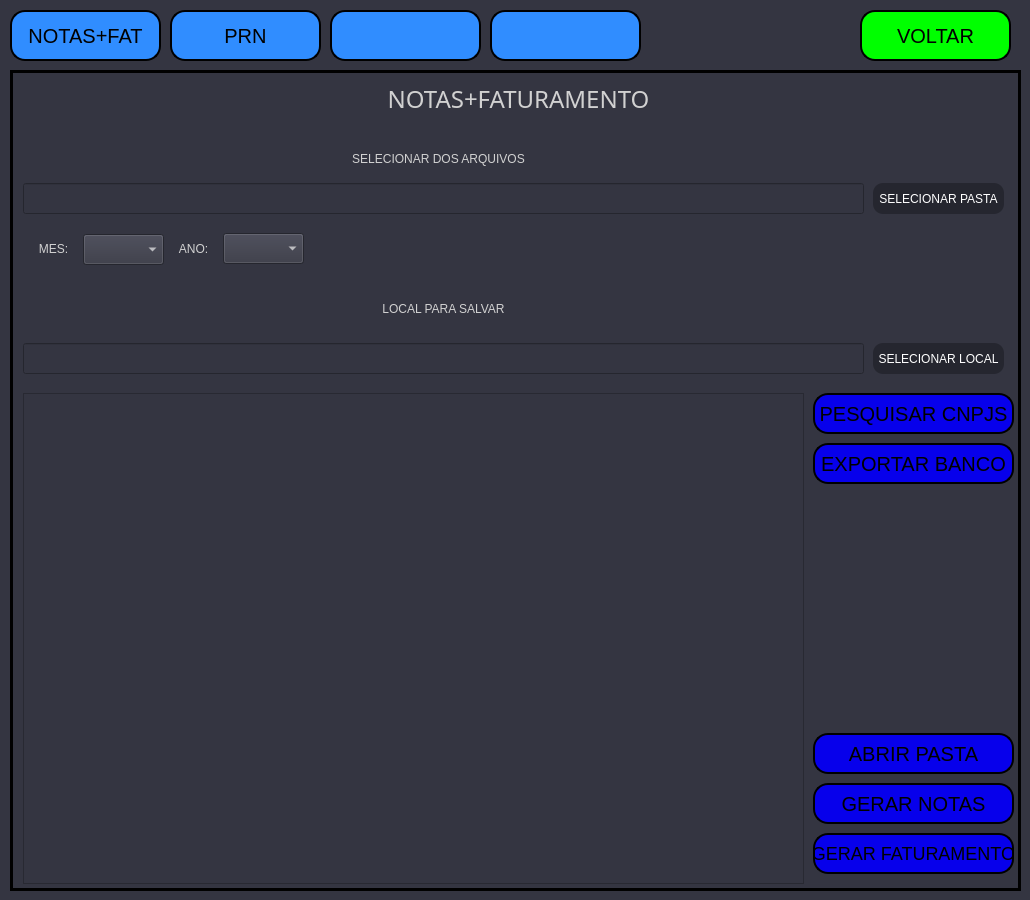
Above: interface/mainW.ui from AlexandreSilvestrin/Programa-automacao before the change. Below: the same form after it.
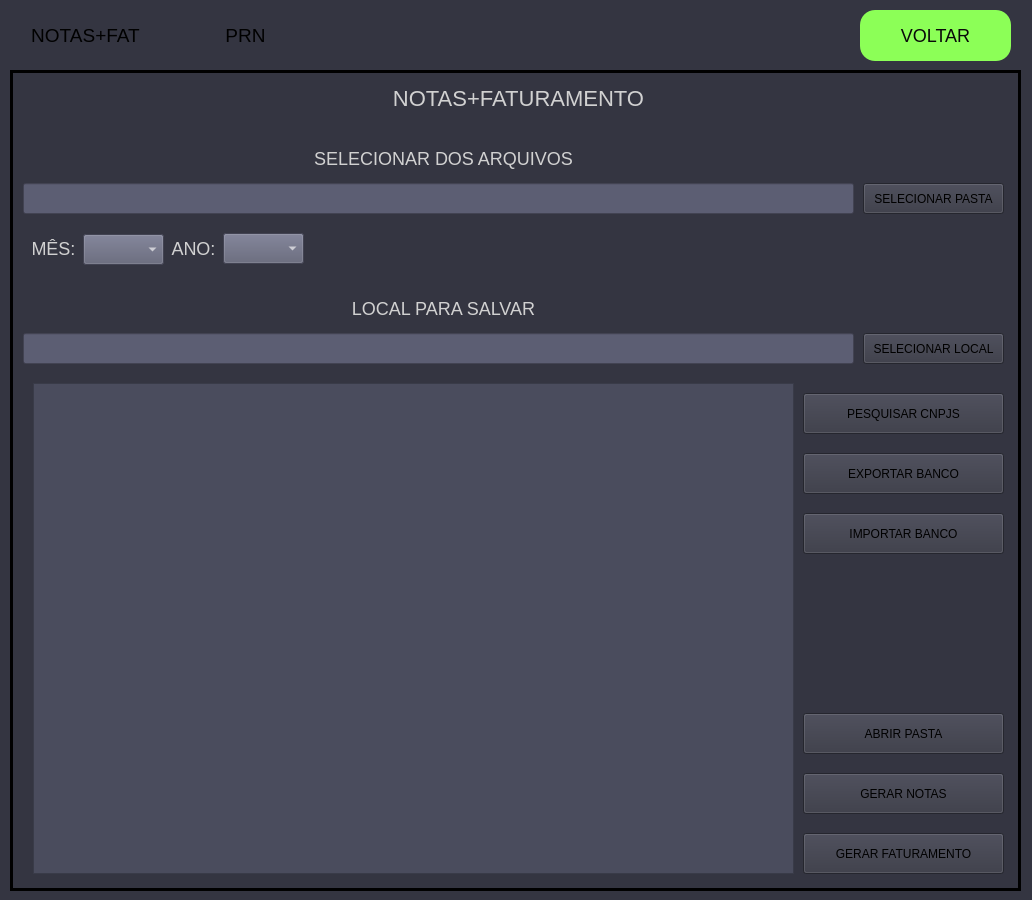
That is the form after the change. The open tabs and pages were chosen to show the change.

The edit to the form file:
```diff
--- a/interface/mainW.ui
+++ b/interface/mainW.ui
@@ -6,7 +6,7 @@
    <rect>
     <x>0</x>
     <y>0</y>
-    <width>1030</width>
+    <width>1032</width>
     <height>900</height>
    </rect>
   </property>
@@ -16,11 +16,6 @@
     <verstretch>0</verstretch>
    </sizepolicy>
   </property>
-  <property name="font">
-   <font>
-    <pointsize>9</pointsize>
-   </font>
-  </property>
   <property name="windowTitle">
    <string>XY-auto</string>
   </property>
@@ -28,6 +23,58 @@
    <string notr="true">background-color: rgb(52, 53, 65);</string>
   </property>
   <widget class="QWidget" name="centralwidget">
+   <property name="styleSheet">
+    <string notr="true">QPushButton[class=&quot;botoes1&quot;]{
+border-radius: 10px;
+border-width:2px;
+background-color: qlineargradient(
+        spread:pad, 
+        x1:0, y1:1, 
+        x2:0, y2:0, 
+        stop:0 #648ed1,
+		stop:0.35 #366096,   /* Azul escuro (rgb(7, 0, 235)) */
+        stop:1 #366096  /* Azul claro (rgb(0, 255, 255)) */
+    );
+font-size: 18px;
+}
+
+QPushButton:hover[class=&quot;botoes1&quot;]{
+color: rgb(9, 9, 9);
+border-radius: 10px;
+border-width:2px;
+border-style:outset;
+border-color:black;
+background-color: #8cff57;
+font-size: 18px;
+}
+
+
+QPushButton[class=&quot;botoes2&quot;] {
+	
+	background-color: rgb(37, 38, 47);
+    color: white;
+    border-radius: 10px;
+}
+
+QPushButton:hover[class=&quot;botoes2&quot;] {
+	font-size: 12px;
+	background-color: rgb(82, 84, 103);
+}
+
+QLineEdit{
+	background-color: rgb(92, 94, 115);
+	color: white;
+}
+
+QLabel{
+font-size: 18px;
+border-radius: 15px;
+border-style: outset;
+color: rgb(209, 209, 209);
+}
+
+</string>
+   </property>
    <widget class="QStackedWidget" name="stackedWidget">
     <property name="geometry">
      <rect>
@@ -104,21 +151,8 @@
         <height>31</height>
        </rect>
       </property>
-      <property name="font">
-       <font>
-        <family>Arial Black</family>
-        <pointsize>18</pointsize>
-        <weight>10</weight>
-        <italic>false</italic>
-        <bold>false</bold>
-       </font>
-      </property>
       <property name="styleSheet">
-       <string notr="true">border-radius: 15px;
-font: 87 18pt &quot;Arial Black&quot;;
-border-style: outset;
-color: rgb(209, 209, 209);
-</string>
+       <string notr="true">font-size: 22px;</string>
       </property>
       <property name="text">
        <string>NOTAS+FATURAMENTO</string>
@@ -130,29 +164,14 @@
      <widget class="QPushButton" name="btnNotatransformar">
       <property name="geometry">
        <rect>
-        <x>800</x>
-        <y>710</y>
+        <x>790</x>
+        <y>700</y>
         <width>201</width>
         <height>41</height>
        </rect>
       </property>
       <property name="styleSheet">
-       <string notr="true">QPushButton{
-border-radius: 15px;
-border-width:2px;
-border-style:outset;
-border-color:black;
-	background-color: rgb(7, 0, 235);
-font-size: 20px;
-}
-QPushButton:hover{
-border-radius: 15px;
-border-width:2px;
-border-style:outset;
-border-color:black;
-	background-color: rgb(87, 255, 92);
-font-size: 23px;
-}</string>
+       <string notr="true"/>
       </property>
       <property name="text">
        <string>GERAR NOTAS</string>
@@ -161,24 +180,14 @@
      <widget class="QPushButton" name="btnNotaarq">
       <property name="geometry">
        <rect>
-        <x>860</x>
+        <x>850</x>
         <y>110</y>
-        <width>131</width>
+        <width>141</width>
         <height>31</height>
        </rect>
       </property>
       <property name="styleSheet">
-       <string notr="true">QPushButton {
-	
-	background-color: rgb(37, 38, 47);
-    color: white;
-    border-radius: 10px;
-}
-
-QPushButton:hover {
-	font-size: 12px;
-	background-color: rgb(82, 84, 103);
-}</string>
+       <string notr="true"/>
       </property>
       <property name="text">
        <string>SELECIONAR PASTA</string>
@@ -187,18 +196,14 @@
      <widget class="QLabel" name="label_9">
       <property name="geometry">
        <rect>
-        <x>0</x>
+        <x>10</x>
         <y>70</y>
-        <width>851</width>
+        <width>841</width>
         <height>31</height>
        </rect>
       </property>
       <property name="styleSheet">
-       <string notr="true">border-radius: 15px;
-font: 87 12pt &quot;Arial Black&quot;;
-border-style: outset;
-color: rgb(209, 209, 209);
-</string>
+       <string notr="true"/>
       </property>
       <property name="text">
        <string>SELECIONAR DOS ARQUIVOS</string>
@@ -217,11 +222,7 @@
        </rect>
       </property>
       <property name="styleSheet">
-       <string notr="true">border-radius: 15px;
-font: 87 12pt &quot;Arial Black&quot;;
-border-style: outset;
-color: rgb(209, 209, 209);
-</string>
+       <string notr="true"/>
       </property>
       <property name="text">
        <string>LOCAL PARA SALVAR</string>
@@ -233,24 +234,14 @@
      <widget class="QPushButton" name="btnNotalocal">
       <property name="geometry">
        <rect>
-        <x>860</x>
-        <y>270</y>
-        <width>131</width>
+        <x>850</x>
+        <y>260</y>
+        <width>141</width>
         <height>31</height>
        </rect>
       </property>
       <property name="styleSheet">
-       <string notr="true">QPushButton {
-	
-	background-color: rgb(37, 38, 47);
-    color: white;
-    border-radius: 10px;
-}
-
-QPushButton:hover {
-	font-size: 12px;
-	background-color: rgb(82, 84, 103);
-}</string>
+       <string notr="true"/>
       </property>
       <property name="text">
        <string>SELECIONAR LOCAL</string>
@@ -261,14 +252,12 @@
        <rect>
         <x>10</x>
         <y>110</y>
-        <width>841</width>
+        <width>831</width>
         <height>31</height>
        </rect>
       </property>
-      <property name="font">
-       <font>
-        <pointsize>10</pointsize>
-       </font>
+      <property name="styleSheet">
+       <string notr="true"/>
       </property>
       <property name="text">
        <string/>
@@ -277,51 +266,35 @@
      <widget class="QTextEdit" name="txtinfoNota">
       <property name="geometry">
        <rect>
-        <x>10</x>
-        <y>320</y>
-        <width>781</width>
+        <x>20</x>
+        <y>310</y>
+        <width>761</width>
         <height>491</height>
        </rect>
       </property>
-      <property name="font">
-       <font>
-        <pointsize>12</pointsize>
-       </font>
+      <property name="styleSheet">
+       <string notr="true">background-color: rgb(74, 76, 93);
+color: white;</string>
       </property>
       <property name="html">
        <string>&lt;!DOCTYPE HTML PUBLIC &quot;-//W3C//DTD HTML 4.0//EN&quot; &quot;http://www.w3.org/TR/REC-html40/strict.dtd&quot;&gt;
 &lt;html&gt;&lt;head&gt;&lt;meta name=&quot;qrichtext&quot; content=&quot;1&quot; /&gt;&lt;style type=&quot;text/css&quot;&gt;
 p, li { white-space: pre-wrap; }
-&lt;/style&gt;&lt;/head&gt;&lt;body style=&quot; font-family:'MS Shell Dlg 2'; font-size:12pt; font-weight:400; font-style:normal;&quot;&gt;
-&lt;p style=&quot;-qt-paragraph-type:empty; margin-top:0px; margin-bottom:0px; margin-left:0px; margin-right:0px; -qt-block-indent:0; text-indent:0px;&quot;&gt;&lt;br /&gt;&lt;/p&gt;&lt;/body&gt;&lt;/html&gt;</string>
+&lt;/style&gt;&lt;/head&gt;&lt;body style=&quot; font-family:'MS Shell Dlg 2'; font-size:8.25pt; font-weight:72; font-style:normal;&quot;&gt;
+&lt;p style=&quot;-qt-paragraph-type:empty; margin-top:0px; margin-bottom:0px; margin-left:0px; margin-right:0px; -qt-block-indent:0; text-indent:0px; font-size:12pt; font-weight:400;&quot;&gt;&lt;br /&gt;&lt;/p&gt;&lt;/body&gt;&lt;/html&gt;</string>
       </property>
      </widget>
      <widget class="QPushButton" name="btnAbrPastaNota">
       <property name="geometry">
        <rect>
-        <x>800</x>
-        <y>660</y>
+        <x>790</x>
+        <y>640</y>
         <width>201</width>
         <height>41</height>
        </rect>
       </property>
       <property name="styleSheet">
-       <string notr="true">QPushButton{
-border-radius: 15px;
-border-width:2px;
-border-style:outset;
-border-color:black;
-	background-color: rgb(7, 0, 235);
-font-size: 20px;
-}
-QPushButton:hover{
-border-radius: 15px;
-border-width:2px;
-border-style:outset;
-border-color:black;
-	background-color: rgb(87, 255, 92);
-font-size: 23px;
-}</string>
+       <string notr="true"/>
       </property>
       <property name="text">
        <string>ABRIR PASTA</string>
@@ -331,15 +304,13 @@
       <property name="geometry">
        <rect>
         <x>10</x>
-        <y>270</y>
-        <width>841</width>
+        <y>260</y>
+        <width>831</width>
         <height>31</height>
        </rect>
       </property>
-      <property name="font">
-       <font>
-        <pointsize>10</pointsize>
-       </font>
+      <property name="styleSheet">
+       <string notr="true"/>
       </property>
       <property name="text">
        <string/>
@@ -355,14 +326,10 @@
        </rect>
       </property>
       <property name="styleSheet">
-       <string notr="true">border-radius: 15px;
-font: 87 12pt &quot;Arial Black&quot;;
-border-style: outset;
-color: rgb(209, 209, 209);
-</string>
+       <string notr="true"/>
       </property>
       <property name="text">
-       <string>MES:</string>
+       <string>MÊS:</string>
       </property>
       <property name="alignment">
        <set>Qt::AlignCenter</set>
@@ -378,11 +345,7 @@
        </rect>
       </property>
       <property name="styleSheet">
-       <string notr="true">border-radius: 15px;
-font: 87 12pt &quot;Arial Black&quot;;
-border-style: outset;
-color: rgb(209, 209, 209);
-</string>
+       <string notr="true"/>
       </property>
       <property name="text">
        <string>ANO:</string>
@@ -394,29 +357,14 @@
      <widget class="QPushButton" name="btnCNPJ">
       <property name="geometry">
        <rect>
-        <x>800</x>
+        <x>790</x>
         <y>320</y>
         <width>201</width>
         <height>41</height>
        </rect>
       </property>
       <property name="styleSheet">
-       <string notr="true">QPushButton{
-border-radius: 15px;
-border-width:2px;
-border-style:outset;
-border-color:black;
-	background-color: rgb(7, 0, 235);
-font-size: 20px;
-}
-QPushButton:hover{
-border-radius: 15px;
-border-width:2px;
-border-style:outset;
-border-color:black;
-	background-color: rgb(87, 255, 92);
-font-size: 23px;
-}</string>
+       <string notr="true"/>
       </property>
       <property name="text">
        <string>PESQUISAR CNPJS</string>
@@ -425,29 +373,14 @@
      <widget class="QPushButton" name="btn_exportar">
       <property name="geometry">
        <rect>
-        <x>800</x>
-        <y>370</y>
+        <x>790</x>
+        <y>380</y>
         <width>201</width>
         <height>41</height>
        </rect>
       </property>
       <property name="styleSheet">
-       <string notr="true">QPushButton{
-border-radius: 15px;
-border-width:2px;
-border-style:outset;
-border-color:black;
-	background-color: rgb(7, 0, 235);
-font-size: 20px;
-}
-QPushButton:hover{
-border-radius: 15px;
-border-width:2px;
-border-style:outset;
-border-color:black;
-	background-color: rgb(87, 255, 92);
-font-size: 23px;
-}</string>
+       <string notr="true"/>
       </property>
       <property name="text">
        <string>EXPORTAR BANCO</string>
@@ -462,13 +395,9 @@
         <height>31</height>
        </rect>
       </property>
-      <property name="font">
-       <font>
-        <pointsize>12</pointsize>
-       </font>
-      </property>
       <property name="styleSheet">
-       <string notr="true">color: white;</string>
+       <string notr="true">color: white;
+background-color: rgb(92, 94, 115);</string>
       </property>
       <item>
        <property name="text">
@@ -545,16 +474,12 @@
         <height>31</height>
        </rect>
       </property>
-      <property name="font">
-       <font>
-        <pointsize>12</pointsize>
-       </font>
-      </property>
       <property name="autoFillBackground">
        <bool>false</bool>
       </property>
       <property name="styleSheet">
-       <string notr="true">color: white;</string>
+       <string notr="true">color: white;
+background-color: rgb(92, 94, 115);</string>
       </property>
       <item>
        <property name="text">
@@ -630,38 +555,40 @@
      <widget class="QPushButton" name="btnFATtransformar">
       <property name="geometry">
        <rect>
-        <x>800</x>
+        <x>790</x>
         <y>760</y>
         <width>201</width>
         <height>41</height>
        </rect>
       </property>
-      <property name="font">
-       <font>
-        <pointsize>-1</pointsize>
-       </font>
-      </property>
       <property name="styleSheet">
-       <string notr="true">QPushButton{
-border-radius: 15px;
-border-width:2px;
-border-style:outset;
-border-color:black;
-	background-color: rgb(7, 0, 235);
-font-size: 18px;
-}
-QPushButton:hover{
-border-radius: 15px;
-border-width:2px;
-border-style:outset;
-border-color:black;
-	background-color: rgb(87, 255, 92);
-font-size: 20px;
-}</string>
+       <string notr="true"/>
       </property>
       <property name="text">
        <string>GERAR FATURAMENTO</string>
       </property>
+      <property name="class" stdset="0">
+       <string>botoes1</string>
+      </property>
+     </widget>
+     <widget class="QPushButton" name="btn_importar">
+      <property name="geometry">
+       <rect>
+        <x>790</x>
+        <y>440</y>
+        <width>201</width>
+        <height>41</height>
+       </rect>
+      </property>
+      <property name="styleSheet">
+       <string notr="true"/>
+      </property>
+      <property name="text">
+       <string>IMPORTAR BANCO</string>
+      </property>
+      <property name="class" stdset="0">
+       <string>botoes1</string>
+      </property>
      </widget>
     </widget>
     <widget class="QWidget" name="pagPRN">
@@ -979,20 +906,21 @@
       <height>51</height>
      </rect>
     </property>
-    <property name="font">
-     <font>
-      <pointsize>-1</pointsize>
-     </font>
-    </property>
     <property name="styleSheet">
      <string notr="true">QPushButton{
-border-radius: 15px;
+border-radius: 10px;
 border-width:2px;
-border-style:outset;
-border-color:black;
-background-color: rgb(48, 141, 255);
-font-size: 20px;
+background-color: qlineargradient(
+        spread:pad, 
+        x1:0, y1:1, 
+        x2:0, y2:0, 
+        stop:0 #648ed1,
+		stop:0.35 #366096,   /* Azul escuro (rgb(7, 0, 235)) */
+        stop:1 #366096  /* Azul claro (rgb(0, 255, 255)) */
+    );
+font-size: 19px;
 }
+
 QPushButton:hover{
 border-radius: 15px;
 border-width:2px;
@@ -1017,13 +945,19 @@
     </property>
     <property name="styleSheet">
      <string notr="true">QPushButton{
-border-radius: 15px;
+border-radius: 10px;
 border-width:2px;
-border-style:outset;
-border-color:black;
-background-color: rgb(48, 141, 255);
-font-size: 20px;
+background-color: qlineargradient(
+        spread:pad, 
+        x1:0, y1:1, 
+        x2:0, y2:0, 
+        stop:0 #648ed1,
+		stop:0.35 #366096,   /* Azul escuro (rgb(7, 0, 235)) */
+        stop:1 #366096  /* Azul claro (rgb(0, 255, 255)) */
+    );
+font-size: 19px;
 }
+
 QPushButton:hover{
 border-radius: 15px;
 border-width:2px;
@@ -1051,13 +985,19 @@
     </property>
     <property name="styleSheet">
      <string notr="true">QPushButton{
-border-radius: 15px;
+border-radius: 10px;
 border-width:2px;
-border-style:outset;
-border-color:black;
-background-color: rgb(48, 141, 255);
+background-color: qlineargradient(
+        spread:pad, 
+        x1:0, y1:1, 
+        x2:0, y2:0, 
+        stop:0 #648ed1,
+		stop:0.35 #366096,   /* Azul escuro (rgb(7, 0, 235)) */
+        stop:1 #366096  /* Azul claro (rgb(0, 255, 255)) */
+    );
 font-size: 20px;
 }
+
 QPushButton:hover{
 border-radius: 15px;
 border-width:2px;
@@ -1085,13 +1025,19 @@
     </property>
     <property name="styleSheet">
      <string notr="true">QPushButton{
-border-radius: 15px;
+border-radius: 10px;
 border-width:2px;
-border-style:outset;
-border-color:black;
-background-color: rgb(48, 141, 255);
+background-color: qlineargradient(
+        spread:pad, 
+        x1:0, y1:1, 
+        x2:0, y2:0, 
+        stop:0 #648ed1,
+		stop:0.35 #366096,   /* Azul escuro (rgb(7, 0, 235)) */
+        stop:1 #366096  /* Azul claro (rgb(0, 255, 255)) */
+    );
 font-size: 20px;
 }
+
 QPushButton:hover{
 border-radius: 15px;
 border-width:2px;
@@ -1116,12 +1062,11 @@
     </property>
     <property name="styleSheet">
      <string notr="true">QPushButton{
+color: rgb(9, 9, 9);
 border-radius: 15px;
 border-width:2px;
-border-style:outset;
-border-color:black;
-background-color: rgb(0, 255, 0);
-font-size: 20px;
+background-color: #8cff57;
+font-size: 18px;
 }
 QPushButton:hover{
 border-radius: 15px;
```
Left out of the diff: 194 changed lines with no effect on the pictures.
